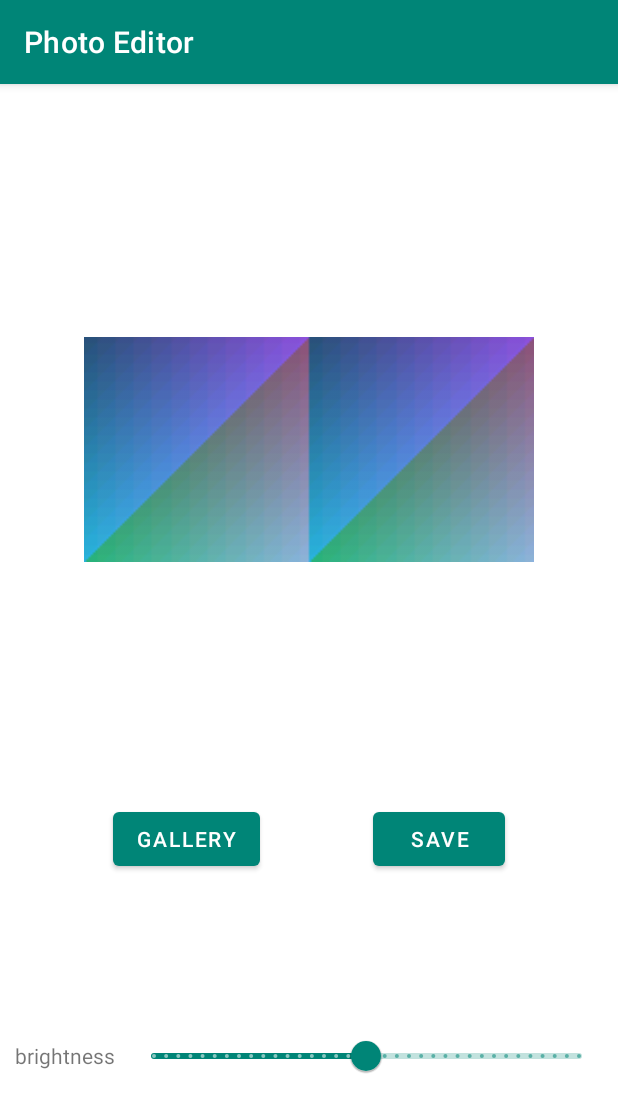
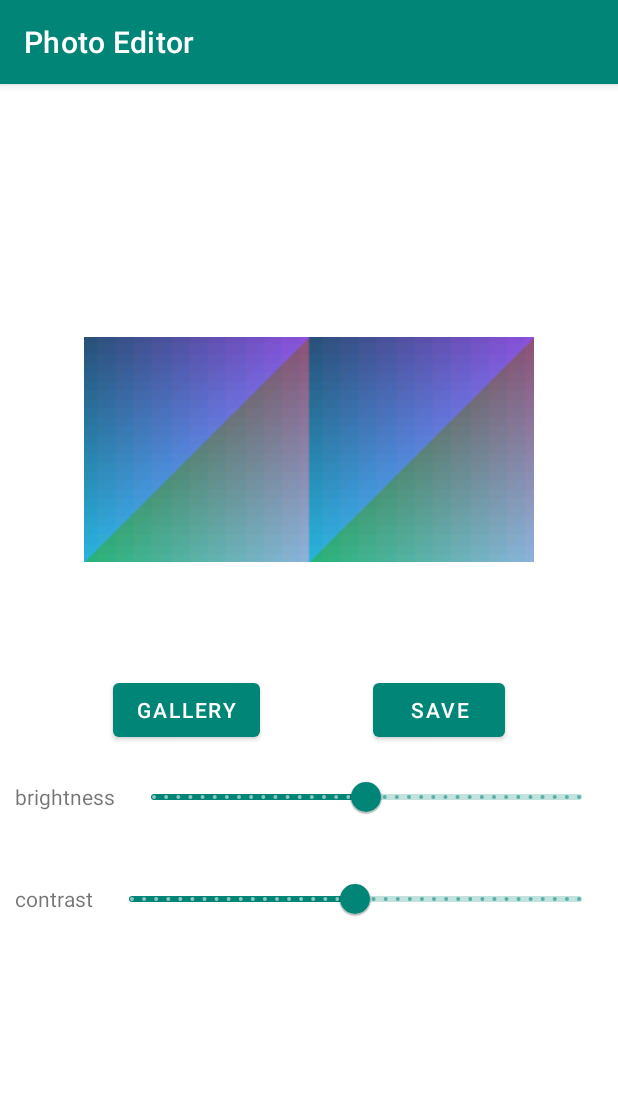
Before and after one commit to mike1shef/Photo_Editor, an Android app: the screen it shows after launch (MainActivity), on a phone screen of 412 x 824 dp. Shown: the top 1112 px of the screen. Run offline under Robolectric (Android 15) with nearby library versions, the phone set to English and light mode, and no system bars.

Commit message:
Added contrast functionality

```diff
--- a/Photo Editor/task/src/main/res/layout/activity_main.xml
+++ b/Photo Editor/task/src/main/res/layout/activity_main.xml
@@ -40,7 +40,7 @@
     <LinearLayout
         android:id="@+id/linear"
         app:layout_constraintTop_toBottomOf="@id/btnGallery"
-        app:layout_constraintBottom_toBottomOf="parent"
+        app:layout_constraintBottom_toBottomOf="@id/linear2"
         app:layout_constraintStart_toStartOf="parent"
         app:layout_constraintEnd_toEndOf="parent"
         android:layout_width="match_parent"
@@ -68,5 +68,35 @@
         android:layout_height="wrap_content"/>
     </LinearLayout>
 
+    <LinearLayout
+        android:id="@+id/linear2"
+        app:layout_constraintTop_toBottomOf="@id/linear"
+        app:layout_constraintStart_toStartOf="parent"
+        app:layout_constraintEnd_toEndOf="parent"
+        android:layout_width="match_parent"
+        android:layout_height="wrap_content"
+        android:orientation="horizontal"
+        android:padding="10dp"
+        >
+
+        <TextView
+            android:id="@+id/contrast_text"
+            android:layout_width="wrap_content"
+            android:layout_height="wrap_content"
+            android:paddingEnd="10dp"
+            android:layout_gravity="center"
+            android:text="contrast"/>
+
+        <com.google.android.material.slider.Slider
+            android:id="@+id/slContrast"
+            app:layout_constraintEnd_toEndOf="parent"
+            android:valueFrom="-250"
+            android:valueTo="250"
+            android:stepSize="10"
+            android:value="0"
+            android:layout_width="wrap_content"
+            android:layout_height="wrap_content"/>
+    </LinearLayout>
+
 
 </androidx.constraintlayout.widget.ConstraintLayout>
```
Also changed, not shown: Photo Editor/task/src/main/java/org/hyperskill/photoeditor/MainActivity.kt (+62 -11 lines), 5 other files.
